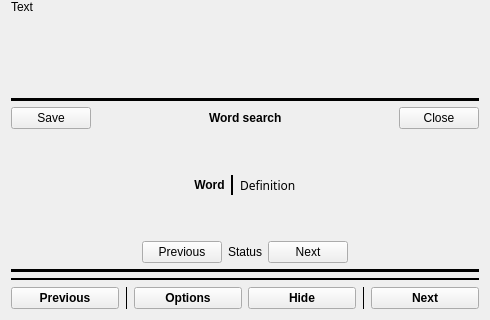
Quill-OS/quill, file reader.ui: the form before one commit; both pictures show x 0 to 490 and y 373 to 693 of the 490 by 693 pixel window.
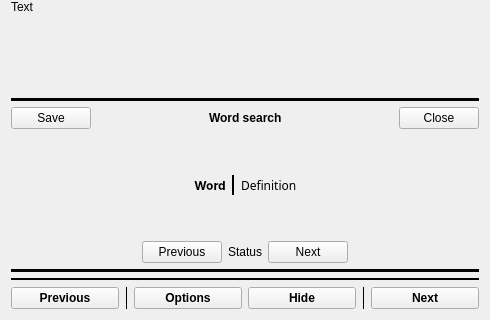
The form after the commit.

```diff
--- a/reader.ui
+++ b/reader.ui
@@ -726,7 +726,7 @@
               <widget class="QLabel" name="wordLabel">
                <property name="font">
                 <font>
-                 <family>Ubuntu</family>
+                 <family>Inter</family>
                  <weight>75</weight>
                  <bold>true</bold>
                 </font>
```
